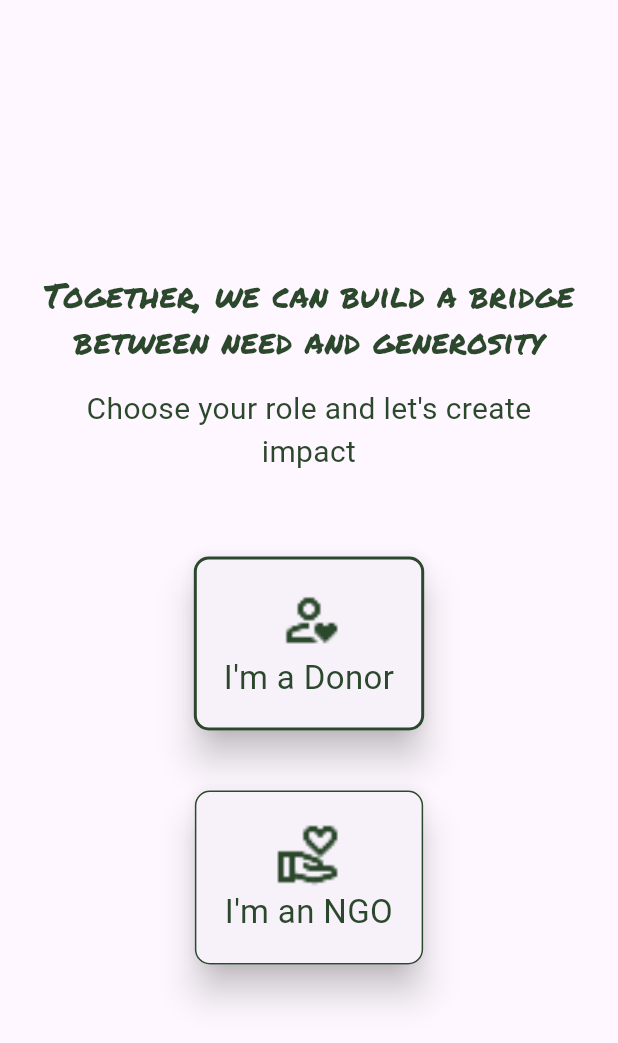
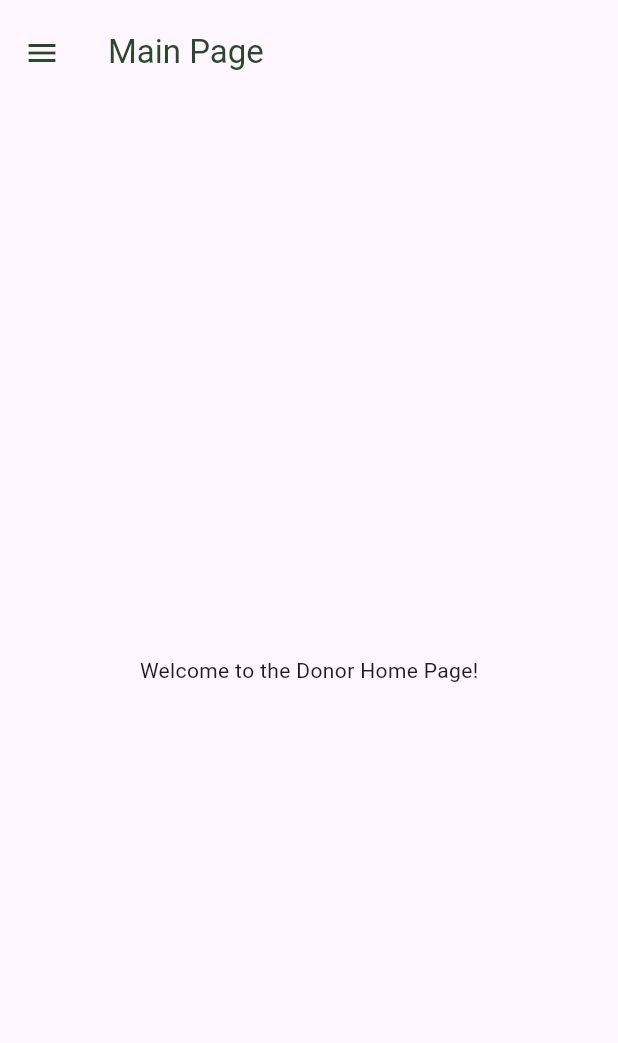
Before and after one commit to Leta-D/INSA_Group_40, a Flutter app: the screen it shows after launch, on a phone screen of 412 x 824 dp. Shown: the top 1043 px of the screen. Run offline on Flutter 3.47's test engine with Material 3 defaults, Android fonts, the phone set to English and light mode, and no system bars; our stand-ins replace firebase_auth, firebase_core, get, google_fonts; accounts and stored records are empty; Roboto replaces fonts that are missing (Damion).

Commit message:
Main page created

```diff
--- /dev/null
+++ b/mobile_app/kind_bridge/lib/common/main_page_controller.dart
@@ -0,0 +1,29 @@
+import 'package:flutter/cupertino.dart';
+import 'package:get/get.dart';
+import 'package:kind_bridge/donor/pages/donor_home_page.dart';
+import 'package:kind_bridge/ngo/pages/ngo_home_page.dart';
+
+class MainPageController extends GetxController {
+  var userRole = 'Donor';
+
+  final List<Map<String, dynamic>> donorPages = [
+    {'icon': CupertinoIcons.home, 'label': "Home", 'target': DonorHomePage()},
+    {
+      'icon': CupertinoIcons.search,
+      'label': "Search",
+      'target': DonorHomePage(),
+    },
+    {
+      'icon': CupertinoIcons.person,
+      'label': "Profile",
+      'target': DonorHomePage(),
+    },
+    {
+      'icon': CupertinoIcons.settings,
+      'label': "Setting",
+      'target': NgoHomePage(),
+    },
+  ];
+
+  var currentPageIndex = 0.obs;
+}
--- /dev/null
+++ b/mobile_app/kind_bridge/lib/common/pages/home_page.dart
@@ -0,0 +1,2 @@
+// this is not home page it is for structure reference only
+// i want this section to hold the page where both donor and ngo can see history of donations made  on this app
--- /dev/null
+++ b/mobile_app/kind_bridge/lib/common/pages/main_page.dart
@@ -0,0 +1,126 @@
+import 'package:flutter/cupertino.dart';
+import 'package:flutter/material.dart';
+import 'package:get/get.dart';
+import 'package:get/get_instance/src/extension_instance.dart';
+import 'package:get/route_manager.dart';
+import 'package:get/utils.dart';
+import 'package:google_fonts/google_fonts.dart';
+import 'package:kind_bridge/common/main_page_controller.dart';
+import 'package:kind_bridge/constants/colors.dart';
+import 'package:kind_bridge/donor/pages/donor_home_page.dart';
+
+class MainPage extends StatelessWidget {
+  MainPage({super.key});
+
+  final mainControler = Get.put(MainPageController());
+  @override
+  Widget build(BuildContext context) {
+    Size screenSize = MediaQuery.sizeOf(context);
+    return Obx(
+      () => Scaffold(
+        appBar: AppBar(
+          toolbarHeight: 70,
+          title: Text('Main Page', style: TextStyle(color: appDarkGreen(1))),
+          iconTheme: IconThemeData(color: appDarkGreen(1)),
+        ),
+        drawer: Drawer(
+          backgroundColor: appWhite(1),
+          child: ListView(
+            children: [
+              DrawerHeader(
+                duration: Duration(seconds: 1),
+                decoration: BoxDecoration(
+                  gradient: LinearGradient(
+                    colors: [
+                      const Color.fromARGB(255, 5, 48, 18),
+                      const Color.fromARGB(255, 46, 131, 71),
+                      const Color.fromARGB(255, 79, 160, 103),
+                    ],
+                  ),
+                ),
+                child: Row(
+                  mainAxisAlignment: MainAxisAlignment.spaceBetween,
+                  children: [
+                    CircleAvatar(
+                      radius: 40,
+                      backgroundImage: AssetImage("icons/person_heart.png"),
+                    ),
+                    SizedBox(
+                      width: 170,
+                      child: Column(
+                        mainAxisAlignment: MainAxisAlignment.center,
+                        children: [
+                          Text(
+                            'Welcome, User!',
+                            style: TextStyle(color: Colors.white, fontSize: 22),
+                          ),
+                          Text("70 donated"),
+                        ],
+                      ),
+                    ),
+                  ],
+                ),
+              ),
+              for (var item in mainControler.donorPages)
+                ListTile(
+                  title: Row(
+                    children: [
+                      Icon(item['icon']),
+                      Padding(
+                        padding: const EdgeInsets.only(left: 20.0),
+                        child: Text(
+                          item['label'],
+                          style: GoogleFonts.monofett(fontSize: 20),
+                        ),
+                      ),
+                    ],
+                  ),
+                  onTap: () {
+                    print(mainControler.donorPages.indexOf(item));
+                    mainControler.currentPageIndex.value = mainControler
+                        .donorPages
+                        .indexOf(item);
+                    Get.back();
+                  },
+                ),
+              Align(
+                alignment: Alignment.centerLeft,
+                child: Padding(
+                  padding: const EdgeInsets.only(
+                    top: 210.0,
+                    left: 20,
+                    bottom: 10,
+                  ),
+                  child: TextButton.icon(
+                    style: ButtonStyle(),
+                    onPressed: () {},
+                    label: Text("Dark Mode"),
+                    icon: Icon(CupertinoIcons.moon),
+                  ),
+                ),
+              ),
+              Align(
+                alignment: Alignment.centerLeft,
+                child: TextButton.icon(
+                  style: ButtonStyle(
+                    padding: MaterialStatePropertyAll(
+                      EdgeInsets.only(left: 20),
+                    ),
+                  ),
+                  onPressed: () {},
+                  label: Text("Log Out", style: TextStyle(color: appRed(1))),
+                  icon: Icon(CupertinoIcons.clear, color: appRed(1)),
+                ),
+              ),
+            ],
+          ),
+        ),
+
+        body:
+            mainControler.donorPages[mainControler
+                .currentPageIndex
+                .value]['target'],
+      ),
+    );
+  }
+}
--- /dev/null
+++ b/mobile_app/kind_bridge/lib/donor/pages/donor_home_page.dart
@@ -0,0 +1,10 @@
+import 'package:flutter/material.dart';
+
+class DonorHomePage extends StatelessWidget {
+  @override
+  Widget build(BuildContext context) {
+    return Scaffold(
+      body: Center(child: Text('Welcome to the Donor Home Page!')),
+    );
+  }
+}
--- a/mobile_app/kind_bridge/lib/main.dart
+++ b/mobile_app/kind_bridge/lib/main.dart
@@ -3,6 +3,7 @@ import 'package:flutter/material.dart';
 import 'package:get/route_manager.dart';
 import 'package:kind_bridge/auth/actor_selection.dart';
 import 'package:kind_bridge/auth/auth_page.dart';
+import 'package:kind_bridge/common/pages/main_page.dart';
 
 void main() async {
   // WidgetsFlutterBinding.ensureInitialized();
@@ -15,8 +16,6 @@ class MyApp extends StatelessWidget {
 
   @override
   Widget build(BuildContext context) {
-    return GetMaterialApp(
-      home: Scaffold(body: Center(child: ActorSelection())),
-    );
+    return GetMaterialApp(home: Scaffold(body: Center(child: MainPage())));
   }
 }
--- /dev/null
+++ b/mobile_app/kind_bridge/lib/ngo/pages/ngo_home_page.dart
@@ -0,0 +1,8 @@
+import 'package:flutter/material.dart';
+
+class NgoHomePage extends StatelessWidget {
+  @override
+  Widget build(BuildContext context) {
+    return Center(child: Text("Ngo Home Page"));
+  }
+}
```
Also changed, not shown: 2 other files.
